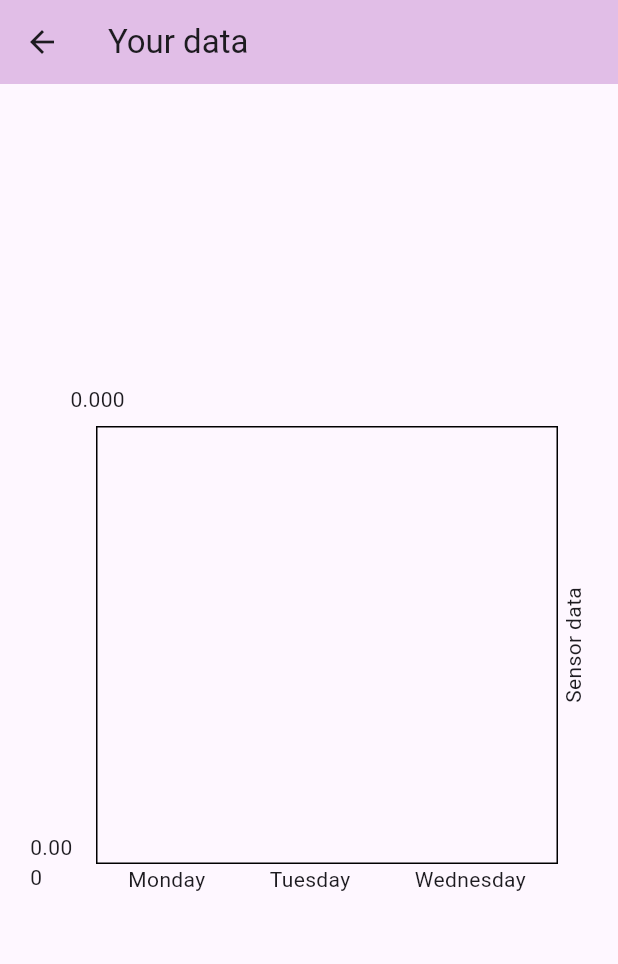
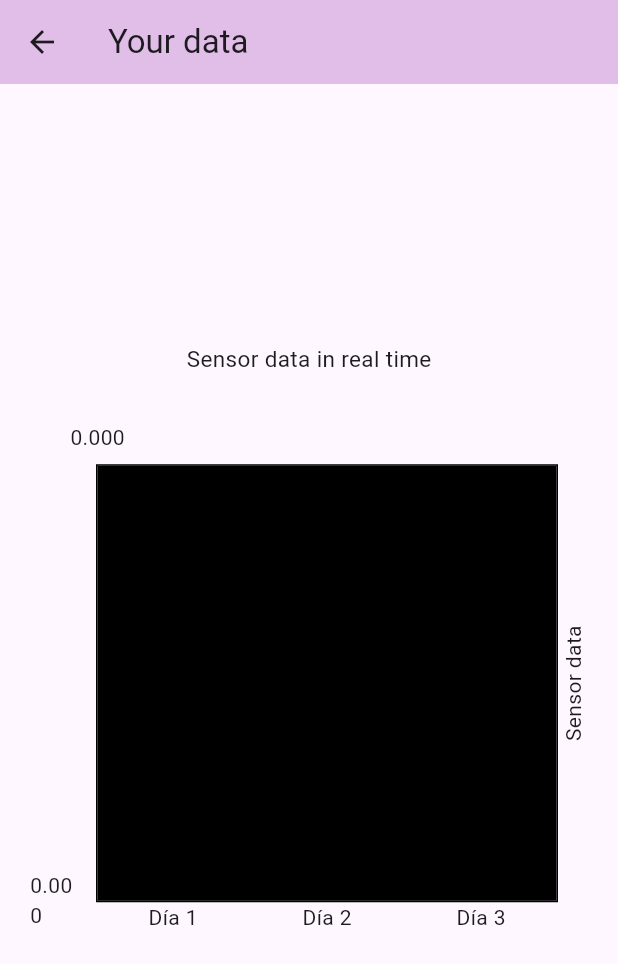
Before and after one commit to binivazqua/morflutter, a Flutter app: the dataVis screen opened directly, on a phone screen of 412 x 824 dp. Shown: the top 964 px of the screen. Run offline on Flutter 3.47's test engine with Material 3 defaults, Android fonts, the phone set to English and light mode, and no system bars; drawn by our look-alikes of fl_chart; our stand-ins replace firebase_auth, firebase_core, firebase_database; accounts and stored records are empty.

Commit message:
line chart tunning done

```diff
--- a/morflutter/lib/display_info/sensorData.dart
+++ b/morflutter/lib/display_info/sensorData.dart
@@ -103,9 +103,20 @@ class _dataVisState extends State<dataVis> {
       body: Padding(
         padding: const EdgeInsets.all(20.0),
         child: Center(
-          child: AspectRatio(
+          child: Column(
+            mainAxisAlignment: MainAxisAlignment.center,
+            children: [
+              Text(
+                'Sensor data in real time',
+                style: TextStyle(fontSize: 15),
+              ),
+              SizedBox(
+                height: 30,
+              ),
+              AspectRatio(
                 aspectRatio: 1,
                 child: LineChart(LineChartData(
+                    backgroundColor: Colors.black,
                     titlesData: FlTitlesData(
                         show: true,
                         rightTitles: AxisTitles(
@@ -119,10 +130,10 @@ class _dataVisState extends State<dataVis> {
                               mainAxisAlignment: MainAxisAlignment.spaceAround,
                               children: [
                                 Text(
-                              'Monday',
+                                  'Día 1',
                                 ),
-                            Text('Tuesday'),
-                            Text('Wednesday'),
+                                Text('Día 2'),
+                                Text('Día 3'),
                               ],
                             ))),
                     lineBarsData: [
@@ -131,13 +142,15 @@ class _dataVisState extends State<dataVis> {
                         gradient: LinearGradient(colors: [
                           Colors.purple,
                           Colors.purpleAccent,
-                      Colors.black
+                          Colors.deepPurple
                         ]),
                         isCurved: true,
-                    barWidth: 6,
+                        barWidth: 2,
                         spots: _generateSpots(),
                       ),
                     ])),
+              ),
+            ],
           ),
         ),
       ),
```
Lines whose indentation alone changed are shown as unchanged.
